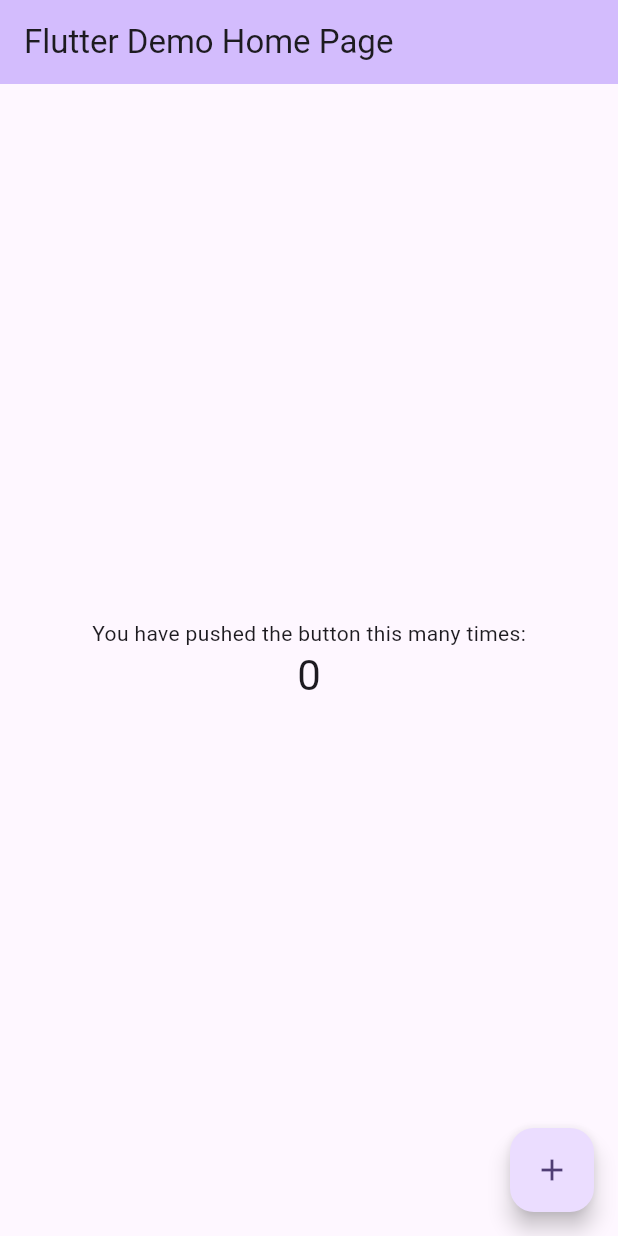
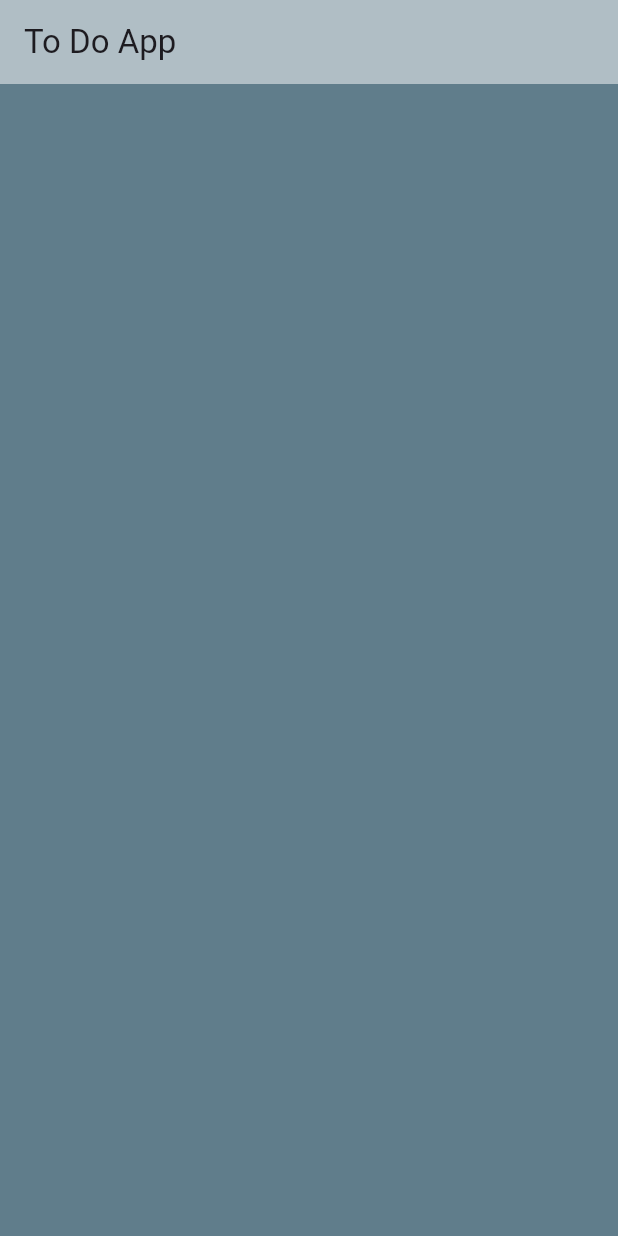
Before and after one commit to RodrigoPestana35/Flutter-To-Do-App, a Flutter app: the screen it shows after launch, on a phone screen of 412 x 824 dp. Run offline on Flutter 3.47's test engine with Material 3 defaults, Android fonts, the phone set to English and light mode, and no system bars.

Commit message:
Refactor main.dart and add HomePage widget

```diff
--- a/lib/main.dart
+++ b/lib/main.dart
@@ -1,4 +1,7 @@
+// ignore_for_file: prefer_const_constructors
+
 import 'package:flutter/material.dart';
+import 'package:todoapp/pages/home_page.dart';
 
 void main() {
   runApp(const MyApp());
@@ -7,119 +10,17 @@ void main() {
 class MyApp extends StatelessWidget {
   const MyApp({super.key});
 
-  // This widget is the root of your application.
   @override
   Widget build(BuildContext context) {
     return MaterialApp(
-      title: 'Flutter Demo',
+      debugShowCheckedModeBanner: false,
+      home: HomePage(),
       theme: ThemeData(
-        // This is the theme of your application.
-        //
-        // TRY THIS: Try running your application with "flutter run". You'll see
-        // the application has a purple toolbar. Then, without quitting the app,
-        // try changing the seedColor in the colorScheme below to Colors.green
-        // and then invoke "hot reload" (save your changes or press the "hot
-        // reload" button in a Flutter-supported IDE, or press "r" if you used
-        // the command line to start the app).
-        //
-        // Notice that the counter didn't reset back to zero; the application
-        // state is not lost during the reload. To reset the state, use hot
-        // restart instead.
-        //
-        // This works for code too, not just values: Most code changes can be
-        // tested with just a hot reload.
-        colorScheme: ColorScheme.fromSeed(seedColor: Colors.deepPurple),
-        useMaterial3: true,
+        appBarTheme: AppBarTheme(
+          backgroundColor: Colors.blueGrey[200],
+          elevation: 0,
+        ),
       ),
-      home: const MyHomePage(title: 'Flutter Demo Home Page'),
     );
   }
 }
-
-class MyHomePage extends StatefulWidget {
-  const MyHomePage({super.key, required this.title});
-
-  // This widget is the home page of your application. It is stateful, meaning
-  // that it has a State object (defined below) that contains fields that affect
-  // how it looks.
-
-  // This class is the configuration for the state. It holds the values (in this
-  // case the title) provided by the parent (in this case the App widget) and
-  // used by the build method of the State. Fields in a Widget subclass are
-  // always marked "final".
-
-  final String title;
-
-  @override
-  State<MyHomePage> createState() => _MyHomePageState();
-}
-
-class _MyHomePageState extends State<MyHomePage> {
-  int _counter = 0;
-
-  void _incrementCounter() {
-    setState(() {
-      // This call to setState tells the Flutter framework that something has
-      // changed in this State, which causes it to rerun the build method below
-      // so that the display can reflect the updated values. If we changed
-      // _counter without calling setState(), then the build method would not be
-      // called again, and so nothing would appear to happen.
-      _counter++;
-    });
-  }
-
-  @override
-  Widget build(BuildContext context) {
-    // This method is rerun every time setState is called, for instance as done
-    // by the _incrementCounter method above.
-    //
-    // The Flutter framework has been optimized to make rerunning build methods
-    // fast, so that you can just rebuild anything that needs updating rather
-    // than having to individually change instances of widgets.
-    return Scaffold(
-      appBar: AppBar(
-        // TRY THIS: Try changing the color here to a specific color (to
-        // Colors.amber, perhaps?) and trigger a hot reload to see the AppBar
-        // change color while the other colors stay the same.
-        backgroundColor: Theme.of(context).colorScheme.inversePrimary,
-        // Here we take the value from the MyHomePage object that was created by
-        // the App.build method, and use it to set our appbar title.
-        title: Text(widget.title),
-      ),
-      body: Center(
-        // Center is a layout widget. It takes a single child and positions it
-        // in the middle of the parent.
-        child: Column(
-          // Column is also a layout widget. It takes a list of children and
-          // arranges them vertically. By default, it sizes itself to fit its
-          // children horizontally, and tries to be as tall as its parent.
-          //
-          // Column has various properties to control how it sizes itself and
-          // how it positions its children. Here we use mainAxisAlignment to
-          // center the children vertically; the main axis here is the vertical
-          // axis because Columns are vertical (the cross axis would be
-          // horizontal).
-          //
-          // TRY THIS: Invoke "debug painting" (choose the "Toggle Debug Paint"
-          // action in the IDE, or press "p" in the console), to see the
-          // wireframe for each widget.
-          mainAxisAlignment: MainAxisAlignment.center,
-          children: <Widget>[
-            const Text(
-              'You have pushed the button this many times:',
-            ),
-            Text(
-              '$_counter',
-              style: Theme.of(context).textTheme.headlineMedium,
-            ),
-          ],
-        ),
-      ),
-      floatingActionButton: FloatingActionButton(
-        onPressed: _incrementCounter,
-        tooltip: 'Increment',
-        child: const Icon(Icons.add),
-      ), // This trailing comma makes auto-formatting nicer for build methods.
-    );
-  }
-}
--- /dev/null
+++ b/lib/pages/home_page.dart
@@ -0,0 +1,26 @@
+import 'package:flutter/material.dart';
+
+class HomePage extends StatefulWidget {
+  const HomePage({super.key});
+
+  @override
+  State<HomePage> createState() => _HomePageState();
+}
+
+class _HomePageState extends State<HomePage> {
+  @override
+  Widget build(BuildContext context) {
+    return Scaffold(
+      backgroundColor: Colors.blueGrey,
+      appBar: AppBar(
+        title: Text("To Do App"),
+        elevation: 0,
+      ),
+      body: ListView(
+        children: [
+          //ToDoList(),
+        ],
+      ),
+    );
+  }
+}
```
